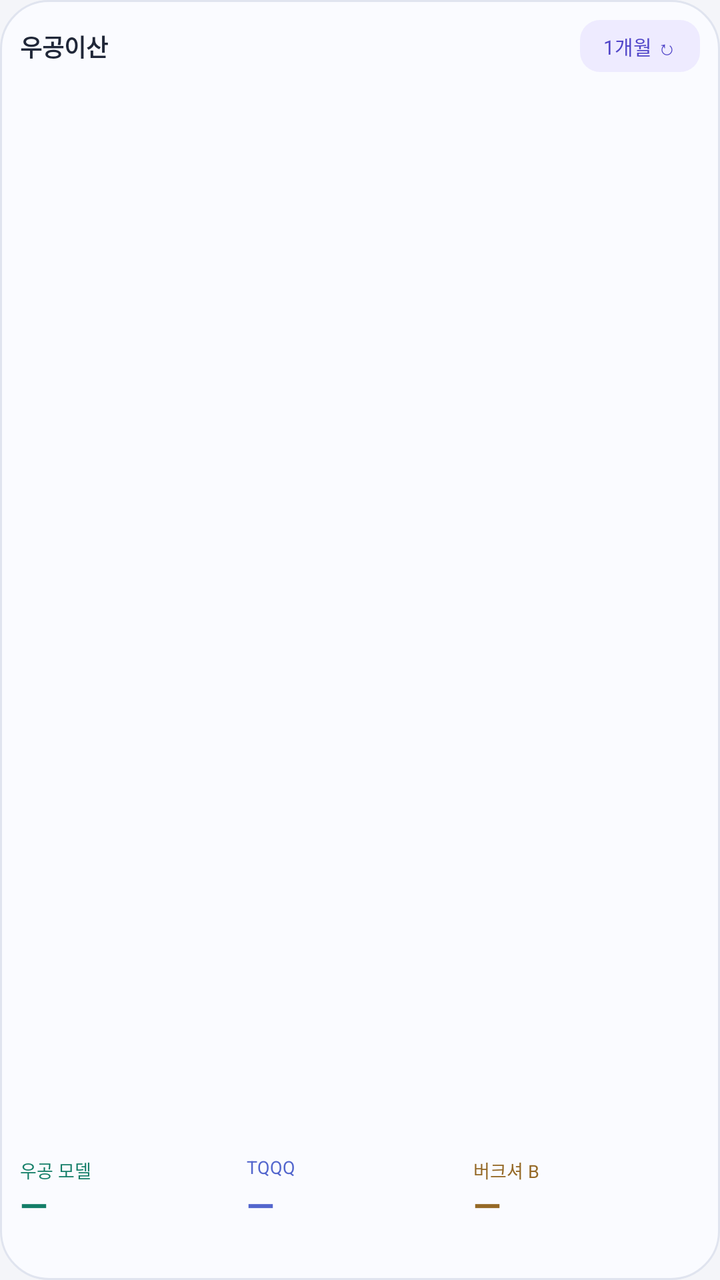
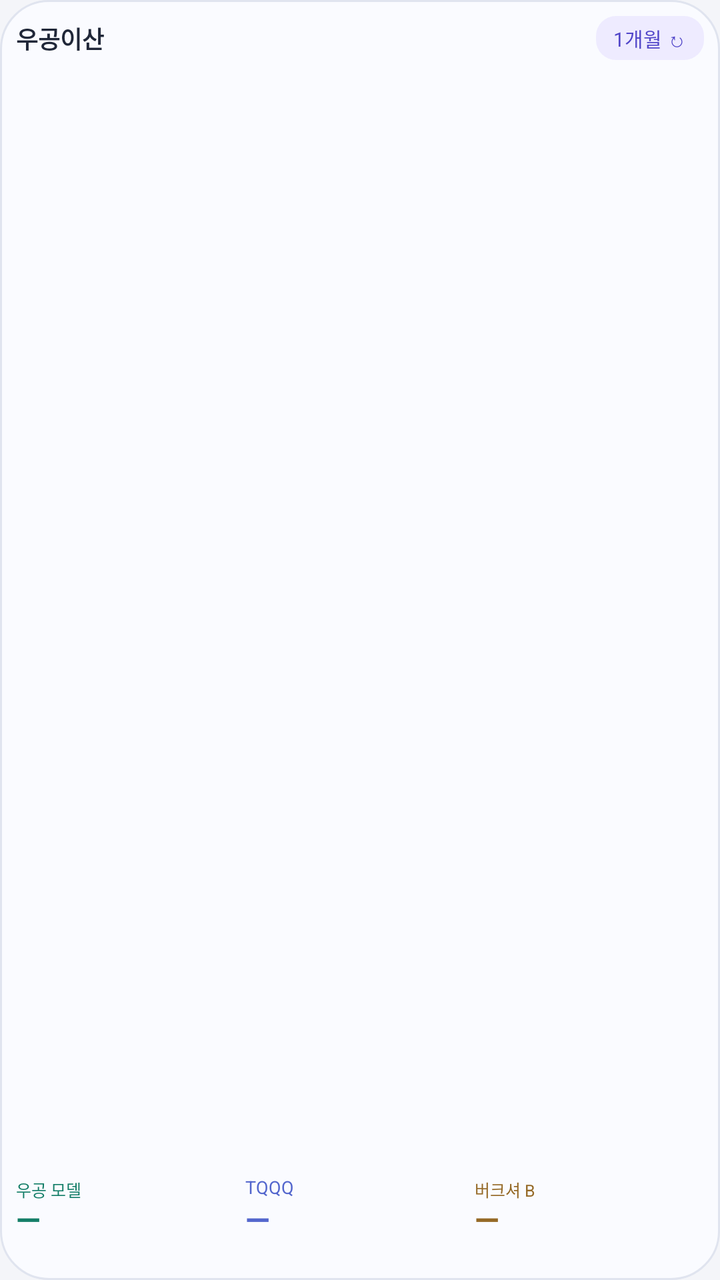

Before-and-after screenshots of an Android layout around one commit, followed by the original layout XML and the change that was made.
<!-- AndroidManifest.xml: application theme Theme.Woogong -->
<!-- res/layout/widget_compact.xml -->
<LinearLayout xmlns:android="http://schemas.android.com/apk/res/android" android:id="@+id/widget_root" android:orientation="vertical" android:padding="10dp" android:background="@drawable/widget_background" android:layout_width="match_parent" android:layout_height="match_parent">
 <LinearLayout android:gravity="center_vertical" android:layout_width="match_parent" android:layout_height="26dp">
 <TextView android:id="@+id/title" android:text="우공이산" android:textSize="12sp" android:textStyle="bold" android:textColor="@color/widget_text" android:maxLines="1" android:ellipsize="end" android:includeFontPadding="false" android:layout_width="0dp" android:layout_weight="1" android:layout_height="wrap_content"/>
 <TextView android:autoSizeTextType="uniform" android:autoSizeMinTextSize="8dp" android:autoSizeMaxTextSize="10sp" android:id="@+id/period" android:text="1개월 ↻" android:gravity="center" android:textSize="10sp" android:textColor="@color/widget_chip_text" android:background="@drawable/widget_chip" android:maxLines="1" android:includeFontPadding="false" android:layout_width="60dp" android:layout_height="26dp" android:contentDescription="비교 기간 변경"/>
 </LinearLayout>
 <ImageView android:id="@+id/chart" android:contentDescription="우공이산 모델, TQQQ, 버크셔 B 동일 기간 수익률 비교" android:layout_width="match_parent" android:layout_height="0dp" android:layout_weight="1" android:layout_marginVertical="4dp" android:scaleType="fitXY"/>
 <LinearLayout android:orientation="horizontal" android:layout_width="match_parent" android:layout_height="wrap_content"><LinearLayout android:orientation="vertical" android:layout_width="0dp" android:layout_weight="1" android:layout_height="wrap_content" android:paddingEnd="4dp">
  <TextView android:text="우공 모델" android:textSize="9sp" android:textColor="@color/widget_model" android:maxLines="1" android:ellipsize="end" android:includeFontPadding="false" android:layout_width="match_parent" android:layout_height="14dp"/>
  <TextView android:id="@+id/account" android:text="—" android:textStyle="bold" android:textColor="@color/widget_model" android:maxLines="1" android:includeFontPadding="false" android:autoSizeTextType="uniform" android:autoSizeMinTextSize="8dp" android:autoSizeMaxTextSize="18sp" android:autoSizeStepGranularity="1sp" android:layout_width="match_parent" android:layout_height="24dp"/>
 </LinearLayout><LinearLayout android:orientation="vertical" android:layout_width="0dp" android:layout_weight="1" android:layout_height="wrap_content" android:paddingEnd="4dp">
  <TextView android:text="TQQQ" android:textSize="9sp" android:textColor="@color/widget_tqqq" android:maxLines="1" android:ellipsize="end" android:includeFontPadding="false" android:layout_width="match_parent" android:layout_height="14dp"/>
  <TextView android:id="@+id/weights" android:text="—" android:textStyle="bold" android:textColor="@color/widget_tqqq" android:maxLines="1" android:includeFontPadding="false" android:autoSizeTextType="uniform" android:autoSizeMinTextSize="8dp" android:autoSizeMaxTextSize="18sp" android:autoSizeStepGranularity="1sp" android:layout_width="match_parent" android:layout_height="24dp"/>
 </LinearLayout><LinearLayout android:orientation="vertical" android:layout_width="0dp" android:layout_weight="1" android:layout_height="wrap_content" android:paddingEnd="4dp">
  <TextView android:text="버크셔 B" android:textSize="9sp" android:textColor="@color/widget_brkb" android:maxLines="1" android:ellipsize="end" android:includeFontPadding="false" android:layout_width="match_parent" android:layout_height="14dp"/>
  <TextView android:id="@+id/loan" android:text="—" android:textStyle="bold" android:textColor="@color/widget_brkb" android:maxLines="1" android:includeFontPadding="false" android:autoSizeTextType="uniform" android:autoSizeMinTextSize="8dp" android:autoSizeMaxTextSize="18sp" android:autoSizeStepGranularity="1sp" android:layout_width="match_parent" android:layout_height="24dp"/>
 </LinearLayout></LinearLayout>

 <TextView android:id="@+id/state" android:textSize="8sp" android:textColor="@color/widget_muted" android:maxLines="1" android:ellipsize="end" android:includeFontPadding="false" android:paddingTop="4dp" android:layout_width="match_parent" android:layout_height="wrap_content"/>
</LinearLayout>
<!-- resources referenced by this layout -->
<resources>
  <color name="widget_brkb">#956926</color>
  <color name="widget_chip_text">#5146C9</color>
  <color name="widget_model">#147E68</color>
  <color name="widget_muted">#687086</color>
  <color name="widget_text">#202738</color>
  <color name="widget_tqqq">#5366CD</color>
  <!-- drawable widget_background (drawable) -->
  <shape xmlns:android="http://schemas.android.com/apk/res/android"><solid android:color="@color/widget_surface"/><corners android:radius="24dp"/><stroke android:width="1dp" android:color="@color/widget_border"/></shape>
  <!-- drawable widget_chip (drawable) -->
  <shape xmlns:android="http://schemas.android.com/apk/res/android"><solid android:color="@color/widget_chip"/><corners android:radius="10dp"/></shape>
  <style name="Theme.Woogong" parent="android:style/Theme.Material.Light.NoActionBar"><item name="android:windowBackground">#F4F5F9</item><item name="android:windowLightStatusBar">true</item><item name="android:windowLightNavigationBar">true</item><item name="android:colorAccent">#5146C9</item></style>
  <color name="widget_surface">#FAFBFF</color>
  <color name="widget_border">#E0E4EF</color>
  <color name="widget_chip">#EEEBFF</color>
</resources>

<!-- the commit's change to res/layout/widget_compact.xml (unified diff, before → after) -->
@@ -1,19 +1,19 @@
-<LinearLayout xmlns:android="http://schemas.android.com/apk/res/android" android:id="@+id/widget_root" android:orientation="vertical" android:padding="10dp" android:background="@drawable/widget_background" android:layout_width="match_parent" android:layout_height="match_parent">
- <LinearLayout android:gravity="center_vertical" android:layout_width="match_parent" android:layout_height="26dp">
- <TextView android:id="@+id/title" android:text="우공이산" android:textSize="12sp" android:textStyle="bold" android:textColor="@color/widget_text" android:maxLines="1" android:ellipsize="end" android:includeFontPadding="false" android:layout_width="0dp" android:layout_weight="1" android:layout_height="wrap_content"/>
- <TextView android:autoSizeTextType="uniform" android:autoSizeMinTextSize="8dp" android:autoSizeMaxTextSize="10sp" android:id="@+id/period" android:text="1개월 ↻" android:gravity="center" android:textSize="10sp" android:textColor="@color/widget_chip_text" android:background="@drawable/widget_chip" android:maxLines="1" android:includeFontPadding="false" android:layout_width="60dp" android:layout_height="26dp" android:contentDescription="비교 기간 변경"/>
+<LinearLayout xmlns:android="http://schemas.android.com/apk/res/android" android:id="@+id/widget_root" android:orientation="vertical" android:padding="8dp" android:background="@drawable/widget_background" android:layout_width="match_parent" android:layout_height="match_parent">
+ <LinearLayout android:gravity="center_vertical" android:layout_width="match_parent" android:layout_height="22dp">
+ <TextView android:autoSizeTextType="uniform" android:autoSizeMinTextSize="8dp" android:autoSizeMaxTextSize="12sp" android:gravity="center_vertical" android:id="@+id/title" android:text="우공이산" android:textSize="12sp" android:textStyle="bold" android:textColor="@color/widget_text" android:maxLines="1" android:ellipsize="end" android:includeFontPadding="false" android:layout_width="0dp" android:layout_weight="1" android:layout_height="match_parent"/>
+ <TextView android:autoSizeTextType="uniform" android:autoSizeMinTextSize="8dp" android:autoSizeMaxTextSize="10sp" android:id="@+id/period" android:text="1개월 ↻" android:gravity="center" android:textSize="10sp" android:textColor="@color/widget_chip_text" android:background="@drawable/widget_chip" android:maxLines="1" android:includeFontPadding="false" android:layout_width="54dp" android:layout_height="22dp" android:contentDescription="비교 기간 변경"/>
  </LinearLayout>
- <ImageView android:id="@+id/chart" android:contentDescription="우공이산 모델, TQQQ, 버크셔 B 동일 기간 수익률 비교" android:layout_width="match_parent" android:layout_height="0dp" android:layout_weight="1" android:layout_marginVertical="4dp" android:scaleType="fitXY"/>
+ <ImageView android:id="@+id/chart" android:contentDescription="우공이산 모델, TQQQ, 버크셔 B 동일 기간 수익률 비교" android:layout_width="match_parent" android:layout_height="0dp" android:layout_weight="1" android:layout_marginVertical="2dp" android:scaleType="fitXY"/>
  <LinearLayout android:orientation="horizontal" android:layout_width="match_parent" android:layout_height="wrap_content"><LinearLayout android:orientation="vertical" android:layout_width="0dp" android:layout_weight="1" android:layout_height="wrap_content" android:paddingEnd="4dp">
-  <TextView android:text="우공 모델" android:textSize="9sp" android:textColor="@color/widget_model" android:maxLines="1" android:ellipsize="end" android:includeFontPadding="false" android:layout_width="match_parent" android:layout_height="14dp"/>
-  <TextView android:id="@+id/account" android:text="—" android:textStyle="bold" android:textColor="@color/widget_model" android:maxLines="1" android:includeFontPadding="false" android:autoSizeTextType="uniform" android:autoSizeMinTextSize="8dp" android:autoSizeMaxTextSize="18sp" android:autoSizeStepGranularity="1sp" android:layout_width="match_parent" android:layout_height="24dp"/>
+  <TextView android:autoSizeTextType="uniform" android:autoSizeMinTextSize="7dp" android:autoSizeMaxTextSize="9sp" android:text="우공 모델" android:textSize="8sp" android:textColor="@color/widget_model" android:maxLines="1" android:ellipsize="end" android:includeFontPadding="false" android:layout_width="match_parent" android:layout_height="12dp"/>
+  <TextView android:id="@+id/account" android:text="—" android:textStyle="bold" android:textColor="@color/widget_model" android:maxLines="1" android:includeFontPadding="false" android:autoSizeTextType="uniform" android:autoSizeMinTextSize="8dp" android:autoSizeMaxTextSize="16sp" android:autoSizeStepGranularity="1sp" android:layout_width="match_parent" android:layout_height="20dp"/>
  </LinearLayout><LinearLayout android:orientation="vertical" android:layout_width="0dp" android:layout_weight="1" android:layout_height="wrap_content" android:paddingEnd="4dp">
-  <TextView android:text="TQQQ" android:textSize="9sp" android:textColor="@color/widget_tqqq" android:maxLines="1" android:ellipsize="end" android:includeFontPadding="false" android:layout_width="match_parent" android:layout_height="14dp"/>
-  <TextView android:id="@+id/weights" android:text="—" android:textStyle="bold" android:textColor="@color/widget_tqqq" android:maxLines="1" android:includeFontPadding="false" android:autoSizeTextType="uniform" android:autoSizeMinTextSize="8dp" android:autoSizeMaxTextSize="18sp" android:autoSizeStepGranularity="1sp" android:layout_width="match_parent" android:layout_height="24dp"/>
+  <TextView android:autoSizeTextType="uniform" android:autoSizeMinTextSize="7dp" android:autoSizeMaxTextSize="9sp" android:text="TQQQ" android:textSize="8sp" android:textColor="@color/widget_tqqq" android:maxLines="1" android:ellipsize="end" android:includeFontPadding="false" android:layout_width="match_parent" android:layout_height="12dp"/>
+  <TextView android:id="@+id/weights" android:text="—" android:textStyle="bold" android:textColor="@color/widget_tqqq" android:maxLines="1" android:includeFontPadding="false" android:autoSizeTextType="uniform" android:autoSizeMinTextSize="8dp" android:autoSizeMaxTextSize="16sp" android:autoSizeStepGranularity="1sp" android:layout_width="match_parent" android:layout_height="20dp"/>
  </LinearLayout><LinearLayout android:orientation="vertical" android:layout_width="0dp" android:layout_weight="1" android:layout_height="wrap_content" android:paddingEnd="4dp">
-  <TextView android:text="버크셔 B" android:textSize="9sp" android:textColor="@color/widget_brkb" android:maxLines="1" android:ellipsize="end" android:includeFontPadding="false" android:layout_width="match_parent" android:layout_height="14dp"/>
-  <TextView android:id="@+id/loan" android:text="—" android:textStyle="bold" android:textColor="@color/widget_brkb" android:maxLines="1" android:includeFontPadding="false" android:autoSizeTextType="uniform" android:autoSizeMinTextSize="8dp" android:autoSizeMaxTextSize="18sp" android:autoSizeStepGranularity="1sp" android:layout_width="match_parent" android:layout_height="24dp"/>
+  <TextView android:autoSizeTextType="uniform" android:autoSizeMinTextSize="7dp" android:autoSizeMaxTextSize="9sp" android:text="버크셔 B" android:textSize="8sp" android:textColor="@color/widget_brkb" android:maxLines="1" android:ellipsize="end" android:includeFontPadding="false" android:layout_width="match_parent" android:layout_height="12dp"/>
+  <TextView android:id="@+id/loan" android:text="—" android:textStyle="bold" android:textColor="@color/widget_brkb" android:maxLines="1" android:includeFontPadding="false" android:autoSizeTextType="uniform" android:autoSizeMinTextSize="8dp" android:autoSizeMaxTextSize="16sp" android:autoSizeStepGranularity="1sp" android:layout_width="match_parent" android:layout_height="20dp"/>
  </LinearLayout></LinearLayout>
 
- <TextView android:id="@+id/state" android:textSize="8sp" android:textColor="@color/widget_muted" android:maxLines="1" android:ellipsize="end" android:includeFontPadding="false" android:paddingTop="4dp" android:layout_width="match_parent" android:layout_height="wrap_content"/>
+ <TextView android:id="@+id/state" android:textSize="8sp" android:textColor="@color/widget_muted" android:maxLines="1" android:ellipsize="end" android:includeFontPadding="false" android:paddingTop="2dp" android:layout_width="match_parent" android:layout_height="wrap_content"/>
 </LinearLayout>
<!-- resource entries referenced after the edit -->
@@ -10,7 +10,7 @@
   <shape xmlns:android="http://schemas.android.com/apk/res/android"><solid android:color="@color/widget_surface"/><corners android:radius="24dp"/><stroke android:width="1dp" android:color="@color/widget_border"/></shape>
   <!-- drawable widget_chip (drawable) -->
   <shape xmlns:android="http://schemas.android.com/apk/res/android"><solid android:color="@color/widget_chip"/><corners android:radius="10dp"/></shape>
-  <style name="Theme.Woogong" parent="android:style/Theme.Material.Light.NoActionBar"><item name="android:windowBackground">#F4F5F9</item><item name="android:windowLightStatusBar">true</item><item name="android:windowLightNavigationBar">true</item><item name="android:colorAccent">#5146C9</item></style>
+  <style name="Theme.Woogong" parent="android:style/Theme.Material.Light.NoActionBar"><item name="android:windowBackground">#F4F5F9</item><item name="android:windowLightStatusBar">true</item><item name="android:colorAccent">#5146C9</item></style>
   <color name="widget_surface">#FAFBFF</color>
   <color name="widget_border">#E0E4EF</color>
   <color name="widget_chip">#EEEBFF</color>
